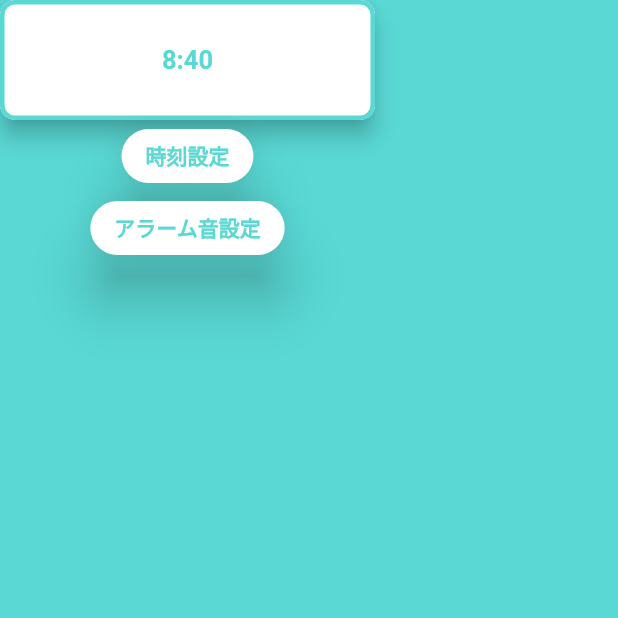
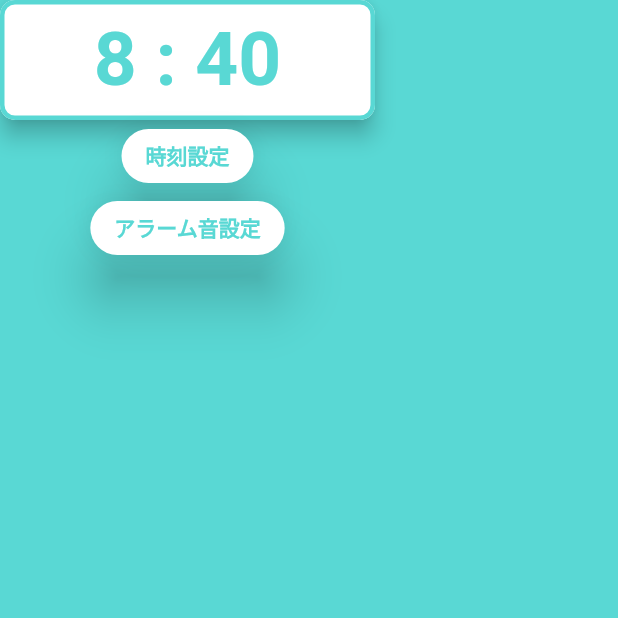
Before and after one commit to Jin2003/kishoutenketsu_rta, a Flutter app: the MainPage screen opened directly, on a phone screen of 412 x 824 dp, the top half of it. Run offline on Flutter 3.47's test engine with Material 2 defaults, Android fonts, the phone set to English and light mode, and no system bars; our stand-ins replace curved_navigation_bar, google_fonts.

Commit message:
[fix] outline_button

```diff
--- a/lib/view/pages/components/outline_button.dart
+++ b/lib/view/pages/components/outline_button.dart
@@ -9,7 +9,7 @@ class OutlineButton extends StatelessWidget {
   final String title;
   final double width;
   final double height;
-  final double? fontsize;
+  final double fontsize;
   final Widget? nextPage;
   final Function? onPressed;
   final bool isDisabled = false;
@@ -19,7 +19,7 @@ class OutlineButton extends StatelessWidget {
     required this.title,
     required this.width,
     required this.height,
-    this.fontsize,
+    required this.fontsize,
     this.nextPage,
     this.onPressed,
   }) : super(key: key);
@@ -58,7 +58,7 @@ class OutlineButton extends StatelessWidget {
           );
         }
       },
-      child: CustomTextBlue(text: title, fontSize: 17),
+      child: CustomTextBlue(text: title, fontSize: fontsize),
     );
   }
 }
--- a/lib/view/pages/main_page.dart
+++ b/lib/view/pages/main_page.dart
@@ -18,9 +18,10 @@ class _MainPageState extends State<MainPage> {
       backgroundColor: Constant.mainColor,
       body: Column(children: const [
         OutlineButton(
-          title: "8:40",
+          title: "8 : 40",
           width: 250,
           height: 80,
+          fontsize: 50,
         ),
         ElevateButton(title: "時刻設定"),
         ElevateButton(title: "アラーム音設定")
--- a/lib/view/pages/nfc_setting_page.dart
+++ b/lib/view/pages/nfc_setting_page.dart
@@ -41,8 +41,7 @@ class _NfcSettingPageState extends State<NfcSettingPage> {
 
   void initState() {
     super.initState();
-    WidgetsBinding.instance.addPostFrameCallback((_) => _showStartDialog()
-        );
+    WidgetsBinding.instance.addPostFrameCallback((_) => _showStartDialog());
   }
 
   Future<void> _showStartDialog() async {
@@ -65,6 +64,7 @@ class _NfcSettingPageState extends State<NfcSettingPage> {
                   title: 'とじる',
                   width: 50,
                   height: 50,
+                  fontsize: 17,
                   onPressed: () => Navigator.pop(context),
                 ),
               ),
```
